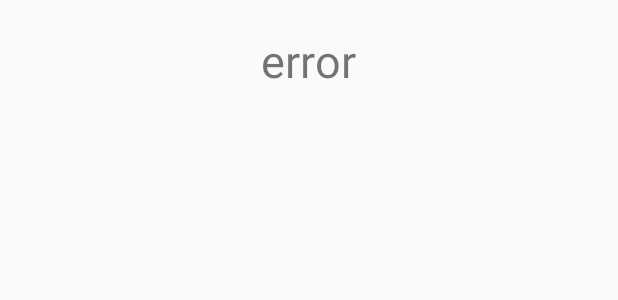
After one commit to RafiqAli/AlbumExporter, an Android app: the layout error_activity.xml on its own in the app's theme, with its tools: preview values and no code run, on a phone screen of 412 x 824 dp. The commit adds this screen. Shown: the top 300 px of the screen. Run offline under Robolectric (Android 15) with nearby library versions, the phone set to English and light mode, and no system bars.

Commit message:
*Implemented a verification for internet before launching the app. *Added more comments *Created an error page for exception error message redirection *Fixed several other issues in the code

```diff
--- a/app/src/main/AndroidManifest.xml
+++ b/app/src/main/AndroidManifest.xml
@@ -3,6 +3,9 @@
     package="com.example.alira.albumexporter">
 
     <uses-permission android:name="android.permission.INTERNET" />
+    <uses-permission android:name="android.permission.ACCESS_WIFI_STATE" />
+    <uses-permission android:name="android.permission.ACCESS_NETWORK_STATE" />
+
 
     <application
         android:largeHeap="true"
@@ -42,6 +45,7 @@
         </activity>
         <activity android:name=".AlbumsActivity" />
         <activity android:name=".PhotosActivity" />
+        <activity android:name=".ErrorActivity" />
     </application>
 
 </manifest>
--- a/app/src/main/java/com/example/alira/albumexporter/util/Locker.java
+++ b/app/src/main/java/com/example/alira/albumexporter/util/Locker.java
@@ -1,8 +1,8 @@
 package com.example.alira.albumexporter.util;
 
-/**
- * Created by alira on 6/14/2017.
- */
+// The sole purpose of this class is to systematize the behavior of
+// loadMoreContent() method under AlbumsActivity and PhotosActivity classes
+// this class prevent this method from making redundant calls.
 
 public class Locker
 {
--- /dev/null
+++ b/app/src/main/res/layout/error_activity.xml
@@ -0,0 +1,20 @@
+<?xml version="1.0" encoding="utf-8"?>
+<LinearLayout xmlns:android="http://schemas.android.com/apk/res/android"
+    android:orientation="vertical" android:layout_width="match_parent"
+    android:layout_height="match_parent">
+
+    <TextView
+        android:id="@+id/error_message"
+        android:layout_width="wrap_content"
+        android:layout_height="wrap_content"
+        android:text="error"
+        android:textSize="30sp"
+        android:layout_gravity="center"
+        android:layout_margin="20dp"/>
+
+    <ImageView
+        android:layout_width="wrap_content"
+        android:layout_height="wrap_content"
+        android:layout_gravity="center"/>
+
+</LinearLayout>
--- a/app/src/main/res/layout/photo_item.xml
+++ b/app/src/main/res/layout/photo_item.xml
@@ -23,6 +23,7 @@
             android:layout_height="25dp"
             android:layout_gravity="right"
             android:buttonTint="@color/blue"
+
             />
 
             <ProgressBar
```
Also changed, not shown: app/src/main/java/com/example/alira/albumexporter/AlbumsActivity.java (+19 -2 lines), app/src/main/java/com/example/alira/albumexporter/ErrorActivity.java (added, +26 -0 lines), app/src/main/java/com/example/alira/albumexporter/MainActivity.java (+37 -13 lines), app/src/main/java/com/example/alira/albumexporter/exceptions/NetworkException.java (added, +9 -0 lines), app/src/main/java/com/example/alira/albumexporter/util/Helper.java (+28 -4 lines).
